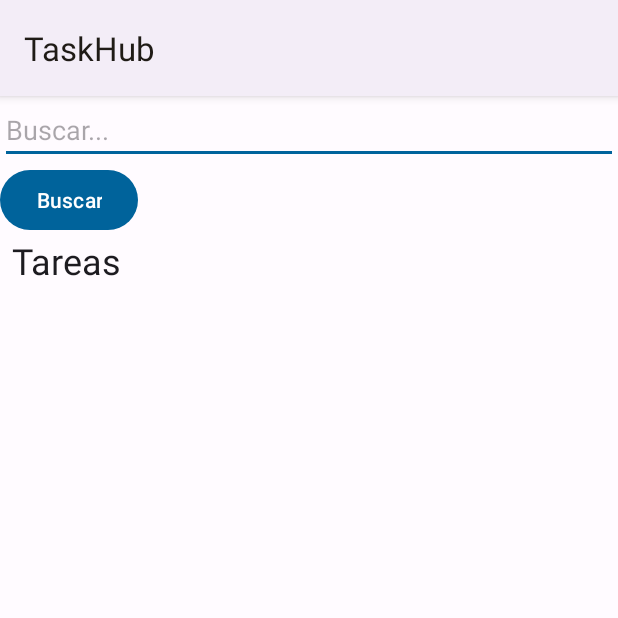
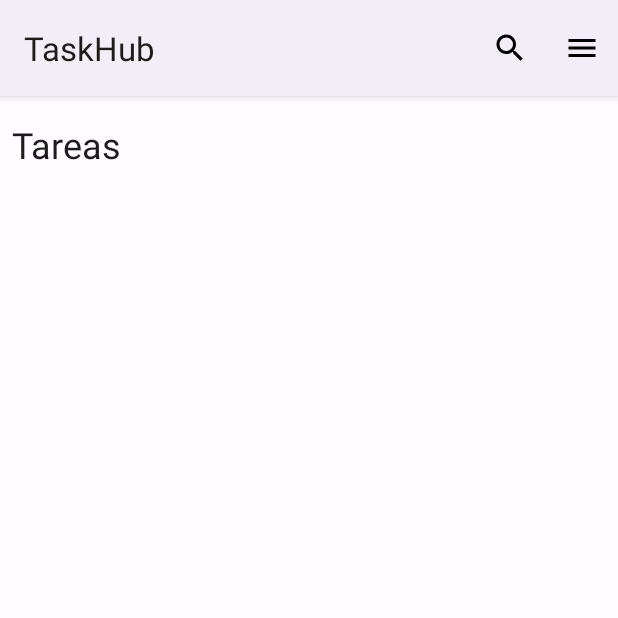
Before and after one commit to israUSA/ProyectoAppTarea, an Android app: the screen it shows after launch (activity_mostrar_tareas), after a tap on "Mostrar", on a phone screen of 412 x 824 dp, the top half of it. Run offline under Robolectric (Android 15) with nearby library versions, the light colour scheme and no system bars.

Commit message:
Mejoramiento del menu, searchView implementado

```diff
--- /dev/null
+++ b/app/src/main/res/drawable/sharp_info_24.xml
@@ -0,0 +1,5 @@
+<vector android:height="24dp" android:tint="#000000"
+    android:viewportHeight="24" android:viewportWidth="24"
+    android:width="24dp" xmlns:android="http://schemas.android.com/apk/res/android">
+    <path android:fillColor="@android:color/white" android:pathData="M12,2C6.48,2 2,6.48 2,12s4.48,10 10,10 10,-4.48 10,-10S17.52,2 12,2zM13,17h-2v-6h2v6zM13,9h-2L11,7h2v2z"/>
+</vector>
--- /dev/null
+++ b/app/src/main/res/drawable/sharp_search_24.xml
@@ -0,0 +1,5 @@
+<vector android:height="24dp" android:tint="#000000"
+    android:viewportHeight="24" android:viewportWidth="24"
+    android:width="24dp" xmlns:android="http://schemas.android.com/apk/res/android">
+    <path android:fillColor="@android:color/white" android:pathData="M15.5,14h-0.79l-0.28,-0.27C15.41,12.59 16,11.11 16,9.5 16,5.91 13.09,3 9.5,3S3,5.91 3,9.5 5.91,16 9.5,16c1.61,0 3.09,-0.59 4.23,-1.57l0.27,0.28v0.79l5,4.99L20.49,19l-4.99,-5zM9.5,14C7.01,14 5,11.99 5,9.5S7.01,5 9.5,5 14,7.01 14,9.5 11.99,14 9.5,14z"/>
+</vector>
--- a/app/src/main/res/layout/activity_mostrar_tareas.xml
+++ b/app/src/main/res/layout/activity_mostrar_tareas.xml
@@ -10,19 +10,8 @@
         android:layout_width="match_parent"
         android:layout_height="wrap_content"
         android:layout_weight="1"
-        android:orientation="vertical">
-
-        <EditText
-            android:id="@+id/editTextSearch"
-            android:layout_width="match_parent"
-            android:layout_height="wrap_content"
-            android:hint="Buscar..." />
-
-        <Button
-            android:id="@+id/buttonSearch"
-            android:layout_width="wrap_content"
-            android:layout_height="wrap_content"
-            android:text="Buscar" />
+        android:orientation="vertical"
+        android:paddingTop="16dp">
 
 
         <TextView
--- a/app/src/main/res/menu/menu.xml
+++ b/app/src/main/res/menu/menu.xml
@@ -1,6 +1,13 @@
 <?xml version="1.0" encoding="utf-8"?>
 <menu xmlns:android="http://schemas.android.com/apk/res/android"
     xmlns:app="http://schemas.android.com/apk/res-auto">
+
+    <item
+        android:id="@+id/it_search"
+        android:icon="@drawable/sharp_search_24"
+        android:title="Buscar.."
+        app:actionViewClass="androidx.appcompat.widget.SearchView"
+        app:showAsAction="collapseActionView|ifRoom" />
 
     <item
         android:icon="@drawable/baseline_menu_24"
@@ -10,16 +17,8 @@
             <item
                 android:id="@+id/it_configuraciones"
                 android:icon="@drawable/baseline_settings_24"
-                android:title="Configuraciones"/>
+                android:title="Configuraciones" />
 
-            <!--            <item-->
-            <!--                android:id="@+id/item_configuracion"-->
-            <!--                android:icon="@android:drawable/ic_menu_preferences"-->
-            <!--                android:title="Configuraciones" />-->
-                        <item
-                            android:id="@+id/item_acerda_de"
-                            android:icon="@android:drawable/ic_menu_info_details"
-                            android:title="Acerca De" />
 
         </menu>
     </item>
--- /dev/null
+++ b/app/src/main/res/menu/menu_principal.xml
@@ -0,0 +1,15 @@
+<?xml version="1.0" encoding="utf-8"?>
+<menu xmlns:android="http://schemas.android.com/apk/res/android"
+    xmlns:app="http://schemas.android.com/apk/res-auto">
+    <item
+        android:icon="@drawable/baseline_menu_24"
+        android:title="mas"
+        app:showAsAction="always">
+        <menu>
+            <item
+                android:id="@+id/item_acerda_de"
+                android:icon="@drawable/sharp_info_24"
+                android:title="Acerca De" />
+        </menu>
+    </item>
+</menu>
```
Also changed, not shown: app/src/main/java/com/example/proyectoapptarea/MainActivity.java (+4 -6 lines), app/src/main/java/com/example/proyectoapptarea/activity_mostrar_tareas.java (+53 -16 lines).
